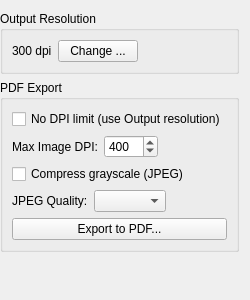
The window that src/core/filters/export/OptionsWidget.ui (abandoned-industries/scantailor-spectre) describes before a commit, drawn with Qt 5.
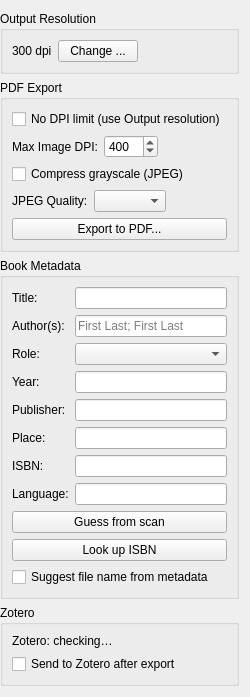
The same window after the commit. Icons and pictures are not drawn.

Commit message: Version 2.0a31: Zotero export + book metadata in Export stage

The edit to the form file:
```diff
--- a/src/core/filters/export/OptionsWidget.ui
+++ b/src/core/filters/export/OptionsWidget.ui
@@ -147,6 +147,160 @@
      </layout>
     </widget>
    </item>
+   <item>
+    <widget class="QGroupBox" name="metadataGroup">
+     <property name="title">
+      <string>Book Metadata</string>
+     </property>
+     <layout class="QVBoxLayout" name="metadataVLayout">
+      <item>
+       <layout class="QFormLayout" name="metadataFormLayout">
+        <item row="0" column="0">
+         <widget class="QLabel" name="titleFieldLabel">
+          <property name="text">
+           <string>Title:</string>
+          </property>
+         </widget>
+        </item>
+        <item row="0" column="1">
+         <widget class="QLineEdit" name="titleLineEdit"/>
+        </item>
+        <item row="1" column="0">
+         <widget class="QLabel" name="authorsFieldLabel">
+          <property name="text">
+           <string>Author(s):</string>
+          </property>
+         </widget>
+        </item>
+        <item row="1" column="1">
+         <widget class="QLineEdit" name="authorsLineEdit">
+          <property name="placeholderText">
+           <string>First Last; First Last</string>
+          </property>
+         </widget>
+        </item>
+        <item row="2" column="0">
+         <widget class="QLabel" name="roleFieldLabel">
+          <property name="text">
+           <string>Role:</string>
+          </property>
+         </widget>
+        </item>
+        <item row="2" column="1">
+         <widget class="QComboBox" name="roleCombo">
+          <property name="toolTip">
+           <string>Creator role applied to all authors when sending to Zotero</string>
+          </property>
+         </widget>
+        </item>
+        <item row="3" column="0">
+         <widget class="QLabel" name="yearFieldLabel">
+          <property name="text">
+           <string>Year:</string>
+          </property>
+         </widget>
+        </item>
+        <item row="3" column="1">
+         <widget class="QLineEdit" name="yearLineEdit"/>
+        </item>
+        <item row="4" column="0">
+         <widget class="QLabel" name="publisherFieldLabel">
+          <property name="text">
+           <string>Publisher:</string>
+          </property>
+         </widget>
+        </item>
+        <item row="4" column="1">
+         <widget class="QLineEdit" name="publisherLineEdit"/>
+        </item>
+        <item row="5" column="0">
+         <widget class="QLabel" name="placeFieldLabel">
+          <property name="text">
+           <string>Place:</string>
+          </property>
+         </widget>
+        </item>
+        <item row="5" column="1">
+         <widget class="QLineEdit" name="placeLineEdit"/>
+        </item>
+        <item row="6" column="0">
+         <widget class="QLabel" name="isbnFieldLabel">
+          <property name="text">
+           <string>ISBN:</string>
+          </property>
+         </widget>
+        </item>
+        <item row="6" column="1">
+         <widget class="QLineEdit" name="isbnLineEdit"/>
+        </item>
+        <item row="7" column="0">
+         <widget class="QLabel" name="languageFieldLabel">
+          <property name="text">
+           <string>Language:</string>
+          </property>
+         </widget>
+        </item>
+        <item row="7" column="1">
+         <widget class="QLineEdit" name="languageLineEdit"/>
+        </item>
+       </layout>
+      </item>
+      <item>
+       <widget class="QPushButton" name="guessMetadataBtn">
+        <property name="toolTip">
+         <string>Pre-fill empty fields from OCR of the first pages</string>
+        </property>
+        <property name="text">
+         <string>Guess from scan</string>
+        </property>
+       </widget>
+      </item>
+      <item>
+       <widget class="QPushButton" name="lookupIsbnBtn">
+        <property name="toolTip">
+         <string>Fetch canonical Title, Author(s), Year, Publisher, Place and Language from an online book database using the ISBN above</string>
+        </property>
+        <property name="text">
+         <string>Look up ISBN</string>
+        </property>
+       </widget>
+      </item>
+      <item>
+       <widget class="QCheckBox" name="recommendedNameCB">
+        <property name="toolTip">
+         <string>Default the save dialog's file name to &quot;Author - Title (Year).pdf&quot; built from the metadata above. This setting applies to all projects.</string>
+        </property>
+        <property name="text">
+         <string>Suggest file name from metadata</string>
+        </property>
+       </widget>
+      </item>
+     </layout>
+    </widget>
+   </item>
+   <item>
+    <widget class="QGroupBox" name="zoteroGroup">
+     <property name="title">
+      <string>Zotero</string>
+     </property>
+     <layout class="QVBoxLayout" name="zoteroVLayout">
+      <item>
+       <widget class="QLabel" name="zoteroStatusLabel">
+        <property name="text">
+         <string>Zotero: checking…</string>
+        </property>
+       </widget>
+      </item>
+      <item>
+       <widget class="QCheckBox" name="sendToZoteroCB">
+        <property name="text">
+         <string>Send to Zotero after export</string>
+        </property>
+       </widget>
+      </item>
+     </layout>
+    </widget>
+   </item>
    <item>
     <spacer name="verticalSpacer">
      <property name="orientation">
```
Left out of the diff: 14 changed lines with no effect on the pictures. The commit also changes 26 other files.
